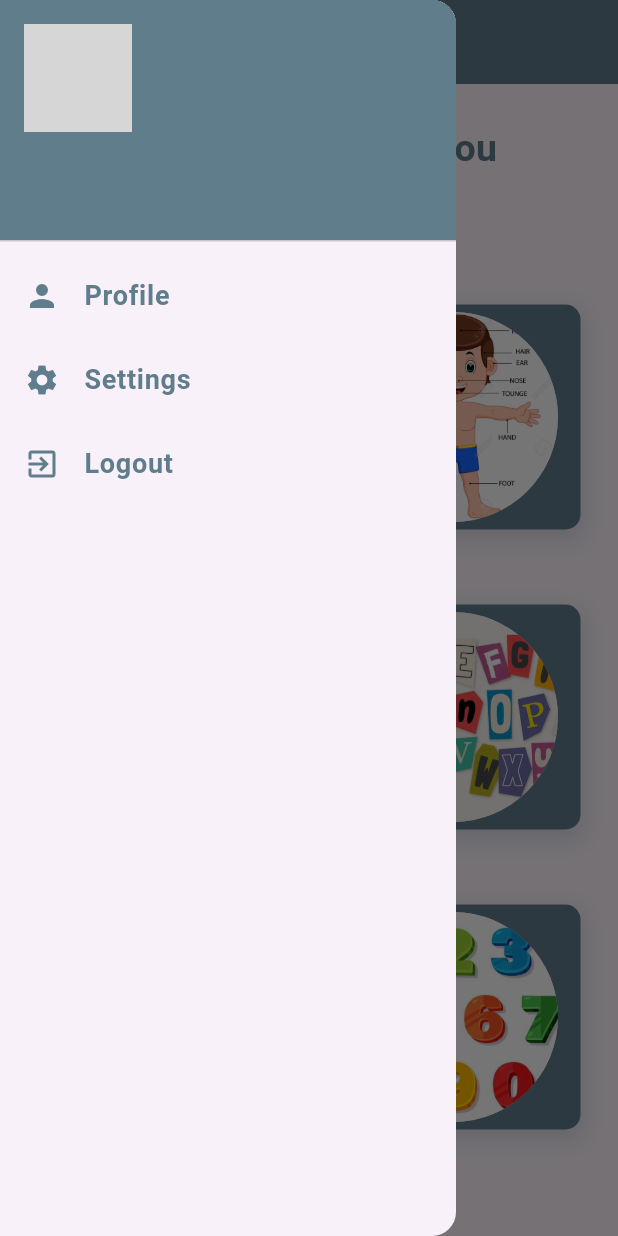
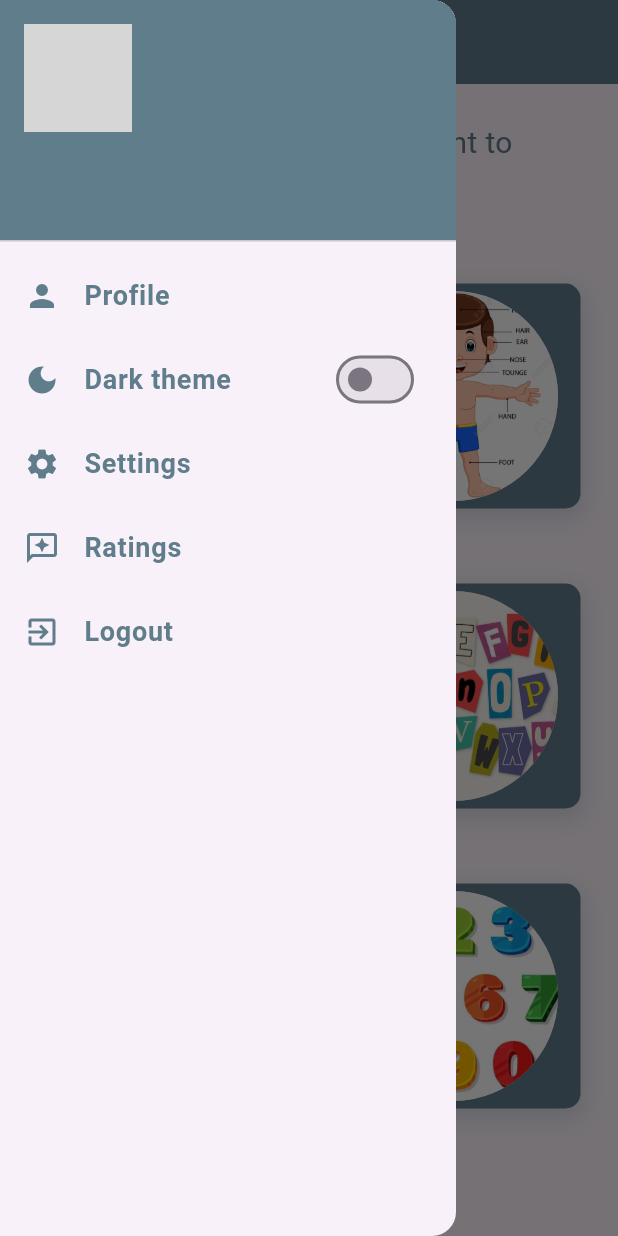
Before and after one commit to sara-reda-hegazy/chappie_app, a Flutter app: the HomeScreen screen opened by its route, with the side drawer open, on a phone screen of 412 x 824 dp. Run offline on Flutter 3.47's test engine with Material 3 defaults, Android fonts, the phone set to English and light mode, and no system bars; our stand-ins replace awesome_dialog, cloud_firestore, firebase_auth, firebase_core, firebase_storage, flutter_bluetooth_serial and 5 more; accounts and stored records are empty; network calls fail; statements that could not run were skipped; grey boxes are pictures that could not be loaded.

Commit message:
Add bluetooch and rating

```diff
--- /dev/null
+++ b/devtools_options.yaml
@@ -0,0 +1,3 @@
+description: This file stores settings for Dart & Flutter DevTools.
+documentation: https://docs.flutter.dev/tools/devtools/extensions#configure-extension-enablement-states
+extensions:
--- /dev/null
+++ b/lib/Provider/provider.dart
@@ -0,0 +1,39 @@
+import 'package:flutter/material.dart';
+import 'package:shared_preferences/shared_preferences.dart';
+
+class UiProvider extends ChangeNotifier{
+
+bool _isDark = false;
+bool get isDark => _isDark;
+late SharedPreferences storage;
+
+
+//custom theme settings
+final darkTheme = ThemeData(
+  primaryColor: Colors.black12,
+  brightness: Brightness.dark,
+  primaryColorDark: Colors.black12,
+
+);
+//custom light theme
+final lightTheme=ThemeData(
+  primaryColor: Colors.white,
+  brightness: Brightness.light,
+  primaryColorDark: Colors.white,
+);
+
+// Dark mode toggle action
+changeTheme(){
+_isDark = !isDark;
+storage.setBool("isDark",_isDark);
+notifyListeners();
+}
+
+//init method of provider
+init()async{
+ storage = await SharedPreferences.getInstance();
+  // after we run the app
+  _isDark = storage.getBool("isDark")??false;
+  notifyListeners();
+}
+}
--- a/lib/customWidgets/navbar.dart
+++ b/lib/customWidgets/navbar.dart
@@ -1,7 +1,9 @@
+import 'package:chappie/Provider/provider.dart';
 import 'package:cloud_firestore/cloud_firestore.dart';
 import 'package:firebase_auth/firebase_auth.dart';
 import 'package:flutter/material.dart';
 import 'package:google_sign_in/google_sign_in.dart';
+import 'package:provider/provider.dart';
 
 
 class NavBar extends StatefulWidget {
@@ -27,8 +29,10 @@ class _NavBarState extends State<NavBar> {
           else{
         Map<String, dynamic> data = snapshot.data!.data()!;
 
-          return   Drawer(
-      child: ListView(
+          return Consumer<UiProvider>(
+            builder: (context,UiProvider notifier,child) {
+              return Drawer(
+                    child:ListView(
                 children: [
                   UserAccountsDrawerHeader(
                     accountName:  Text(data['name']),
@@ -48,10 +52,25 @@ class _NavBarState extends State<NavBar> {
                     },
                     ),
                      ListTile(
+                      leading:const Icon(Icons.dark_mode,color: Colors.blueGrey,),
+                      title:const Text("Dark theme",style: TextStyle(color: Colors.blueGrey,fontSize: 18,fontWeight: FontWeight.bold),),
+                      trailing: Switch(
+                        value: notifier.isDark,
+                        onChanged: (value)=>notifier.changeTheme()
+                        ),
+                    ),
+                      ListTile(
                       leading:const Icon(Icons.settings,color: Colors.blueGrey,),
                       title:const Text("Settings",style: TextStyle(color: Colors.blueGrey,fontSize: 18,fontWeight: FontWeight.bold),),
                     onTap: (){
                       Navigator.pushNamed(context, "appDetails");
+                    },
+                    ),
+                      ListTile(
+                      leading:const Icon(Icons.reviews_outlined,color: Colors.blueGrey,),
+                      title:const Text("Ratings",style: TextStyle(color: Colors.blueGrey,fontSize: 18,fontWeight: FontWeight.bold),),
+                    onTap: (){
+                      Navigator.pushNamed(context, "ratingApp");
                     },
                     ),
                        ListTile(
@@ -66,11 +85,14 @@ class _NavBarState extends State<NavBar> {
                     ),
 
                 ],
-      ),
+              )
               );
             }
+          );
 
-      },
+                }
+
+          }
           );
   }
   }
--- a/lib/screens/home.dart
+++ b/lib/screens/home.dart
@@ -22,16 +22,18 @@ class HomeScreen extends StatelessWidget {
       ),
       body: Padding(
         padding: const EdgeInsets.only(top: 25),
+        child: SingleChildScrollView(
           child: Column(
             children: [
             const Padding(
                padding:  EdgeInsets.only(left: 25,right: 25),
-             child: Text('Hello 😊, Choose what you want to learn today ?',style: TextStyle(color: Colors.blueGrey,fontSize: 25,fontWeight: FontWeight.bold),),
+               child: Text('Hello 😊, Choose what you want to learn today ?',style: TextStyle(color: Colors.blueGrey,fontSize: 20,),),
              ),
              item("Body Parts", 'assets/images/bodyParts.jpg',(){Navigator.pushNamed(context,'bodyParts');}),
              item("Letters", 'assets/images/letters.jpg',(){Navigator.pushNamed(context,'letters');}),
              item("Numbers", 'assets/images/numbers.jpg', () {Navigator.pushNamed(context,'numbers'); })
             ],
+          ),
         ),
       ),
     );
@@ -64,7 +66,7 @@ item(String text ,String image,void Function()? onTap)
                       child: Row(
                         mainAxisAlignment: MainAxisAlignment.spaceBetween,
                         children: [
-                          Text(text,style:const TextStyle(color: Colors.white,fontSize: 30,fontWeight: FontWeight.bold),),
+                          Text(text,style:const TextStyle(color: Colors.white,fontSize: 25,fontWeight: FontWeight.bold),),
                           CircleAvatar(
                             radius: 70,
                             backgroundImage: AssetImage(image),
```
Also changed, not shown: lib/main.dart (+15 -0 lines), lib/screens/app_details.dart (+7 -3 lines), lib/screens/body_parts_screen.dart (+64 -17 lines), lib/screens/login.dart (+1 -17 lines), lib/screens/rating.dart (added, +131 -0 lines), lib/screens/splash_screen.dart (+3 -4 lines), pubspec.yaml (+14 -4 lines), lib/screens/profile_screen.dart (line endings or trailing spaces), pubspec.lock, 5 other files. Lines whose indentation alone changed are shown as unchanged.
